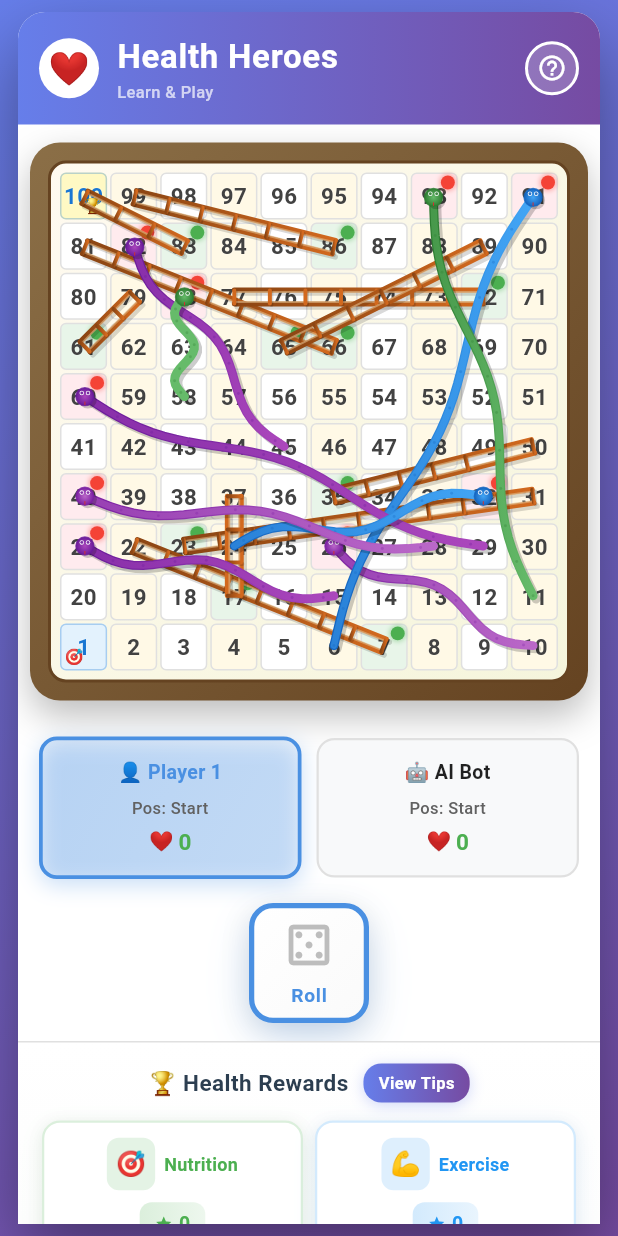
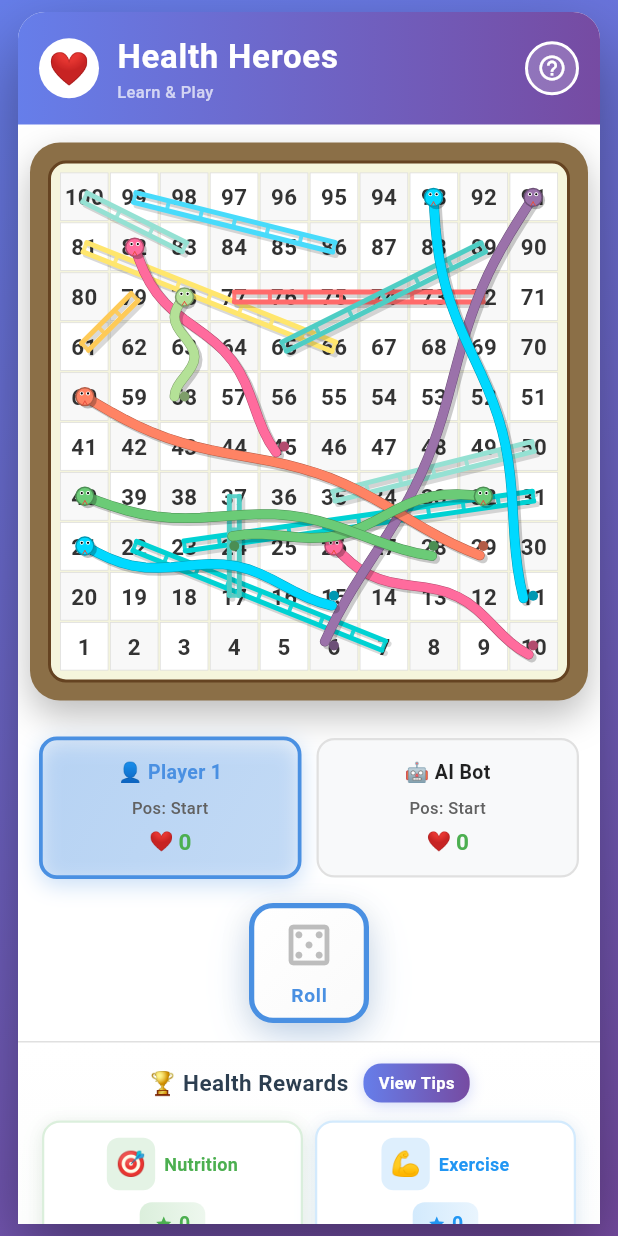
Before and after one commit to Surajanarase/snake_ladder, a Flutter app: the screen it shows after launch, after a tap on "Roll", on a phone screen of 412 x 824 dp. Run offline on Flutter 3.47's test engine with Material 3 defaults, Android fonts, the phone set to English and light mode, and no system bars.

Commit message:
board UI

```diff
--- a/lib/widgets/board_widget.dart
+++ b/lib/widgets/board_widget.dart
@@ -42,17 +42,11 @@ class _BoardWidgetState extends State<BoardWidget> with TickerProviderStateMixin
         child: Container(
           width: boardSize,
           height: boardSize,
-          decoration: const BoxDecoration(
-            gradient: LinearGradient(
-              begin: Alignment.topLeft,
-              end: Alignment.bottomRight,
-              colors: [
-                Color(0xFF8B6F47),
-                Color(0xFF654321),
-              ],
-            ),
-            borderRadius: BorderRadius.all(Radius.circular(20)),
-            boxShadow: [
+          // === Frame & board design exactly like OLD code ===
+          decoration: BoxDecoration(
+            color: const Color(0xFF8B6F47), // brown wooden frame
+            borderRadius: BorderRadius.circular(20),
+            boxShadow: const [
               BoxShadow(
                 color: Colors.black26,
                 blurRadius: 20,
@@ -62,22 +56,10 @@ class _BoardWidgetState extends State<BoardWidget> with TickerProviderStateMixin
           ),
           padding: const EdgeInsets.all(12),
           child: Container(
-            decoration: const BoxDecoration(
-              gradient: LinearGradient(
-                begin: Alignment.topLeft,
-                end: Alignment.bottomRight,
-                colors: [
-                  Color(0xFFFFFAF0),
-                  Color(0xFFF5F5DC),
-                ],
-              ),
-              borderRadius: BorderRadius.all(Radius.circular(12)),
-              border: Border(
-                top: BorderSide(color: Color(0xFF654321), width: 2),
-                bottom: BorderSide(color: Color(0xFF654321), width: 2),
-                left: BorderSide(color: Color(0xFF654321), width: 2),
-                right: BorderSide(color: Color(0xFF654321), width: 2),
-              ),
+            decoration: BoxDecoration(
+              color: const Color(0xFFF5F5DC), // light cream/beige
+              borderRadius: BorderRadius.circular(12),
+              border: Border.all(color: const Color(0xFF654321), width: 2),
             ),
             padding: const EdgeInsets.all(6),
             child: _buildBoardContents(boardSize, game),
@@ -90,12 +72,13 @@ class _BoardWidgetState extends State<BoardWidget> with TickerProviderStateMixin
   Widget _buildBoardContents(double boardSize, GameService game) {
     return Stack(
       children: [
+        // === Grid styling exactly like OLD code (light/alt cells, simple numbering) ===
         GridView.builder(
           physics: const NeverScrollableScrollPhysics(),
           gridDelegate: const SliverGridDelegateWithFixedCrossAxisCount(
             crossAxisCount: 10,
-            crossAxisSpacing: 2,
-            mainAxisSpacing: 2,
+            crossAxisSpacing: 1,
+            mainAxisSpacing: 1,
           ),
           itemCount: 100,
           itemBuilder: (context, index) {
@@ -106,135 +89,41 @@ class _BoardWidgetState extends State<BoardWidget> with TickerProviderStateMixin
             final actualCol = isRowReversed ? 9 - col : col;
             final cellNumber = rowFromBottom * 10 + actualCol + 1;
 
-            bool hasPlayer = false;
-            Color? occupyingColor;
-            for (var entry in game.playerPositions.entries) {
-              if (entry.value == cellNumber && entry.value > 0) {
-                final playerIndex = int.parse(entry.key.replaceAll('player', ''));
-                if (playerIndex <= game.numberOfPlayers) {
-                  hasPlayer = true;
-                  occupyingColor ??= game.playerColors[entry.key];
-                }
-              }
-            }
-
-            final bool isLightRow = rowFromBottom % 2 == 0;
-            final bool isLightCol = actualCol % 2 == 0;
-            Color cellColor;
-
-            if (hasPlayer) {
-              cellColor = Color.alphaBlend(
-                occupyingColor!.withAlpha(38),
-                Colors.white,
-              );
-            } else {
-              if (isLightRow == isLightCol) {
-                cellColor = const Color(0xFFFFFFFF);
-              } else {
-                cellColor = const Color(0xFFFFF9E6);
-              }
-            }
-
-            final bool isSnake = game.snakes.containsKey(cellNumber);
-            final bool isLadder = game.ladders.containsKey(cellNumber);
-
-            if (isSnake && !hasPlayer) {
-              cellColor = const Color(0xFFFFEBEE);
-            } else if (isLadder && !hasPlayer) {
-              cellColor = const Color(0xFFE8F5E9);
-            }
-
-            if (cellNumber == 1) {
-              cellColor = const Color(0xFFE3F2FD);
-            } else if (cellNumber == 100) {
-              cellColor = const Color(0xFFFFF9C4);
-            }
-
-            Color numberColor = const Color(0xFF424242);
-            if (hasPlayer) {
-              numberColor = occupyingColor!;
-            } else if (cellNumber == 1 || cellNumber == 100) {
-              numberColor = const Color(0xFF1976D2);
-            }
+            const Color lightCell = Color(0xFFFFFFFF);
+            const Color altCell = Color(0xFFF8F8F8);
+            final bool isAlt = (row + col) % 2 == 0;
+            final Color bg = isAlt ? altCell : lightCell;
 
             return Container(
               decoration: BoxDecoration(
-                color: cellColor,
-                borderRadius: BorderRadius.circular(4),
+                color: bg,
                 border: Border.all(
-                  color: hasPlayer
-                      ? Color.alphaBlend(occupyingColor!.withAlpha(127), Colors.white)
-                      : (cellNumber == 1 || cellNumber == 100)
-                          ? const Color(0xFF1976D2).withAlpha(76)
-                          : const Color(0xFFE0E0E0),
-                  width: hasPlayer ? 2.0 : 1.0,
+                  color: const Color(0xFFDDDDDD),
+                  width: 0.5,
                 ),
-                boxShadow: hasPlayer ? [
-                  BoxShadow(
-                    color: occupyingColor!.withAlpha(76),
-                    blurRadius: 4,
-                    spreadRadius: 1,
+              ),
+              child: Center(
+                child: Text(
+                  '$cellNumber',
+                  style: TextStyle(
+                    fontSize: (boardSize / 300) * 12,
+                    color: const Color(0xFF333333),
+                    fontWeight: FontWeight.bold,
                   ),
-                ] : null,
-              ),
-              child: Stack(
-                children: [
-                  Center(
-                    child: Text(
-                      '$cellNumber',
-                      style: TextStyle(
-                        fontSize: (boardSize / 300) * 12,
-                        color: numberColor,
-                        fontWeight: FontWeight.w700,
-                        shadows: const [
-                          Shadow(
-                            color: Color(0x80FFFFFF),
-                            blurRadius: 1,
-                          ),
-                        ],
-                      ),
-                    ),
-                  ),
-                  if (isSnake || isLadder)
-                    Positioned(
-                      top: 1,
-                      right: 1,
-                      child: Container(
-                        width: boardSize / 40,
-                        height: boardSize / 40,
-                        decoration: BoxDecoration(
-                          color: isLadder
-                              ? const Color(0xFF4CAF50)
-                              : const Color(0xFFF44336),
-                          shape: BoxShape.circle,
-                          boxShadow: [
-                            BoxShadow(
-                              color: (isLadder ? Colors.green : Colors.red).withAlpha(102),
-                              blurRadius: 2,
-                              spreadRadius: 1,
-                            ),
-                          ],
-                        ),
-                      ),
-                    ),
-                  if (cellNumber == 1)
-                    const Positioned(
-                      bottom: 2,
-                      left: 2,
-                      child: Text('🎯', style: TextStyle(fontSize: 10)),
-                    ),
-                  if (cellNumber == 100)
-                    const Positioned(
-                      bottom: 2,
-                      right: 2,
-                      child: Text('🏆', style: TextStyle(fontSize: 10)),
-                    ),
-                ],
+                ),
               ),
             );
           },
         ),
 
+        // === Translucent color box overlay on occupied cells ===
+        Positioned.fill(
+          child: CustomPaint(
+            painter: _OccupiedCellsPainter(game),
+          ),
+        ),
+
+        // === Snakes & Ladders drawing switched to OLD colorful style ===
         Positioned.fill(
           child: AnimatedBuilder(
             animation: _animationController,
@@ -243,13 +132,14 @@ class _BoardWidgetState extends State<BoardWidget> with TickerProviderStateMixin
                 painter: _BoardConnectionsPainter(
                   game,
                   boardSize,
-                  _animationController.value,
+                  _animationController.value, // kept for compatibility (not used)
                 ),
               );
             },
           ),
         ),
 
+        // === Keep your NEW multi-player token system exactly as-is ===
         Positioned.fill(
           child: LayoutBuilder(builder: (context, box) {
             final cellSize = box.maxWidth / 10;
@@ -278,7 +168,14 @@ class _BoardWidgetState extends State<BoardWidget> with TickerProviderStateMixin
     );
   }
 
-  Widget _buildToken(int pos, Color color, int playerIndex, double cellSize, double tokenSize, int totalPlayers) {
+  Widget _buildToken(
+    int pos,
+    Color color,
+    int playerIndex,
+    double cellSize,
+    double tokenSize,
+    int totalPlayers,
+  ) {
     if (pos <= 0 || pos > 100) return const SizedBox.shrink();
 
     final rc = _cellToRowCol(pos);
@@ -373,10 +270,62 @@ class _BoardWidgetState extends State<BoardWidget> with TickerProviderStateMixin
   }
 }
 
+// === NEW painter: draws a translucent fill on any cell where a player stands ===
+class _OccupiedCellsPainter extends CustomPainter {
+  final GameService game;
+  _OccupiedCellsPainter(this.game);
+
+  @override
+  void paint(Canvas canvas, Size size) {
+    final double cell = size.width / 10;
+    const double inset = 0.8; // keep inside the grid borders a bit
+
+    RRect rrectForCell(int cellNum) {
+      final idx = cellNum - 1;
+      final rowFromBottom = idx ~/ 10;
+      final row = 9 - rowFromBottom;
+      final offset = idx % 10;
+      final reversed = rowFromBottom % 2 == 1;
+      final col = reversed ? 9 - offset : offset;
+
+      final rect = Rect.fromLTWH(
+        col * cell + inset,
+        row * cell + inset,
+        cell - inset * 2,
+        cell - inset * 2,
+      );
+      return RRect.fromRectAndRadius(rect, const Radius.circular(2.5));
+    }
+
+    // Draw one translucent box per active player's current cell
+    for (final entry in game.playerPositions.entries) {
+      final playerIndex = int.tryParse(entry.key.replaceAll('player', '')) ?? 0;
+      final pos = entry.value;
+      if (playerIndex < 1 || playerIndex > game.numberOfPlayers) continue;
+      if (pos <= 0 || pos > 100) continue;
+
+      final Color? base = game.playerColors[entry.key];
+      if (base == null) continue;
+
+      // Use .withValues() so the number remains visible
+      final Color fill = base.withValues(alpha: 0.55);
+
+      final paint = Paint()
+        ..color = fill
+        ..style = PaintingStyle.fill;
+      canvas.drawRRect(rrectForCell(pos), paint);
+    }
+  }
+
+  @override
+  bool shouldRepaint(covariant _OccupiedCellsPainter oldDelegate) => true;
+}
+
+// === Painter that matches the OLD colorful snakes & ladders style ===
 class _BoardConnectionsPainter extends CustomPainter {
   final GameService game;
   final double boardSize;
-  final double animationValue;
+  final double animationValue; // kept for compatibility, not used for style
 
   _BoardConnectionsPainter(this.game, this.boardSize, this.animationValue);
 
@@ -394,251 +343,189 @@ class _BoardConnectionsPainter extends CustomPainter {
       return Offset(col * cellSize + cellSize / 2, row * cellSize + cellSize / 2);
     }
 
-    // Draw ladders with glow animation
-    for (var e in game.ladders.entries) {
+    // Draw ladders first (OLD style)
+    for (final e in game.ladders.entries) {
       final start = centerOf(e.key);
-      final end = centerOf((e.value['end'] ?? e.value) as int);
-      final isAnimating = game.animatingLadder == e.key;
-      _drawStylishLadder(canvas, start, end, cellSize, isAnimating);
+      final int endCell = _endCellOf(e.value);
+      final end = centerOf(endCell);
+      _drawColorfulLadder(canvas, start, end, cellSize, e.key);
     }
 
-    // Draw snakes with wiggle animation
-    for (var e in game.snakes.entries) {
+    // Draw snakes second (OLD style)
+    for (final e in game.snakes.entries) {
       final head = centerOf(e.key);
-      final tail = centerOf((e.value['end'] ?? e.value) as int);
-      final isAnimating = game.animatingSnake == e.key;
-      final colorIndex = e.value['colorIndex'] ?? 0;
-      _drawStylishSnake(canvas, head, tail, cellSize, isAnimating, colorIndex);
+      final int endCell = _endCellOf(e.value);
+      final tail = centerOf(endCell);
+      _drawColorfulSnake(canvas, head, tail, cellSize, e.key);
     }
   }
 
-  void _drawStylishLadder(Canvas canvas, Offset start, Offset end, double cellSize, bool isAnimating) {
+  // ---------- value helper (kept) ----------
+  int _endCellOf(dynamic v) {
+    if (v is int) return v;
+    if (v is Map && v['end'] is int) return v['end'] as int;
+    throw StateError('Invalid snake/ladder value: $v');
+  }
+
+  // ----- OLD ladder look: bright rails & rungs, simple shadow -----
+  void _drawColorfulLadder(Canvas canvas, Offset start, Offset end, double cellSize, int startPos) {
+    final colors = [
+      const Color(0xFFFF6B6B), // Red
+      const Color(0xFF4ECDC4), // Cyan
+      const Color(0xFFFFE66D), // Yellow
+      const Color(0xFF95E1D3), // Mint
+      const Color(0xFFFF9FF3), // Pink
+      const Color(0xFFFECA57), // Orange
+      const Color(0xFF48DBFB), // Light Blue
+      const Color(0xFF00D2D3), // Turquoise
+    ];
+
+    final colorIndex = startPos % colors.length;
+    final ladderColor = colors[colorIndex];
+
     final dx = end.dx - start.dx;
     final dy = end.dy - start.dy;
     final len = math.sqrt(dx * dx + dy * dy);
-
     if (len == 0) return;
 
     final ux = dx / len;
     final uy = dy / len;
-    final railWidth = cellSize * 0.14;
+    final railWidth = cellSize * 0.10;
     final perp = Offset(-uy, ux) * railWidth;
-
-    // Glow effect when animating
-    if (isAnimating) {
-      final glowIntensity = (math.sin(animationValue * math.pi * 4) + 1) / 2;
-      final glowPaint = Paint()
-        ..color = Color.lerp(
-          const Color(0x40FFD700),
-          const Color(0xAAFFD700),
-          glowIntensity,
-        )!
-        ..strokeWidth = cellSize * 0.25
-        ..strokeCap = StrokeCap.round
-        ..maskFilter = const MaskFilter.blur(BlurStyle.normal, 8)
-        ..style = PaintingStyle.stroke;
-
-      canvas.drawLine(start + perp, end + perp, glowPaint);
-      canvas.drawLine(start - perp, end - perp, glowPaint);
-    }
 
     // Shadow
     final shadowPaint = Paint()
-      ..color = const Color(0x26000000)
-      ..strokeWidth = cellSize * 0.11
+      ..color = Colors.black.withValues(alpha: 0.15)
+      ..strokeWidth = cellSize * 0.12
       ..strokeCap = StrokeCap.round
       ..style = PaintingStyle.stroke;
-
     canvas.drawLine(start + perp + const Offset(2, 2), end + perp + const Offset(2, 2), shadowPaint);
     canvas.drawLine(start - perp + const Offset(2, 2), end - perp + const Offset(2, 2), shadowPaint);
 
-    // Rails
+    // Side rails
     final railPaint = Paint()
-      ..shader = const LinearGradient(
-        colors: [
-          Color(0xFF8B4513),
-          Color(0xFFD2691E),
-        ],
-      ).createShader(Rect.fromPoints(start, end))
+      ..color = ladderColor
       ..strokeWidth = cellSize * 0.10
       ..strokeCap = StrokeCap.round
       ..style = PaintingStyle.stroke;
-
     canvas.drawLine(start + perp, end + perp, railPaint);
     canvas.drawLine(start - perp, end - perp, railPaint);
 
-    // Highlight
-    final highlightPaint = Paint()
-      ..color = const Color(0x99DEB887)
-      ..strokeWidth = cellSize * 0.04
-      ..strokeCap = StrokeCap.round;
-
-    canvas.drawLine(start + perp * 0.7, end + perp * 0.7, highlightPaint);
-    canvas.drawLine(start - perp * 0.7, end - perp * 0.7, highlightPaint);
-
     // Rungs
     final rungCount = math.max(3, (len / (cellSize * 0.7)).round());
+    final rungPaint = Paint()
+      ..color = ladderColor.withValues(alpha: 0.9)
+      ..strokeWidth = cellSize * 0.08
+      ..strokeCap = StrokeCap.round;
 
     for (int i = 0; i <= rungCount; i++) {
       final t = i / rungCount;
       final center = Offset(start.dx + dx * t, start.dy + dy * t);
-
-      final rungShadowPaint = Paint()
-        ..color = const Color(0x26000000)
-        ..strokeWidth = cellSize * 0.08
-        ..strokeCap = StrokeCap.round;
-      canvas.drawLine(center - perp * 0.95 + const Offset(1, 1), center + perp * 0.95 + const Offset(1, 1), rungShadowPaint);
-
-      final rungPaint = Paint()
-        ..shader = const LinearGradient(
-          colors: [
-            Color(0xFF8B4513),
-            Color(0xFFD2691E),
-          ],
-        ).createShader(Rect.fromPoints(center - perp, center + perp))
-        ..strokeWidth = cellSize * 0.08
-        ..strokeCap = StrokeCap.round;
       canvas.drawLine(center - perp * 0.95, center + perp * 0.95, rungPaint);
     }
   }
 
-  void _drawStylishSnake(Canvas canvas, Offset head, Offset tail, double cellSize, bool isAnimating, int colorIndex) {
+  // ----- OLD snake look: smooth colorful body, outline, head/eyes/tongue -----
+  void _drawColorfulSnake(Canvas canvas, Offset head, Offset tail, double cellSize, int startPos) {
+    final snakeColors = [
+      const Color(0xFF6BCB77), // Green
+      const Color(0xFFFFC93C), // Yellow
+      const Color(0xFFFF6B9D), // Pink
+      const Color(0xFF9B72AA), // Purple
+      const Color(0xFFFF8364), // Orange
+      const Color(0xFF00D9FF), // Cyan
+      const Color(0xFFB4E197), // Light Green
+      const Color(0xFFFFB5DA), // Light Pink
+    ];
+
+    final colorIndex = startPos % snakeColors.length;
+    final snakeColor = snakeColors[colorIndex];
+    final darkSnakeColor = Color.lerp(snakeColor, Colors.black, 0.3)!;
+
     final distance = (head - tail).distance;
     if (distance == 0) return;
 
-    // Get color palette for this snake
-    final colorPalette = game.snakeColorPalettes[colorIndex % game.snakeColorPalettes.length];
-
-    final segments = math.max(25, (distance / (cellSize * 0.25)).round());
+    // Build wavy path
+    final segments = math.max(20, (distance / (cellSize * 0.3)).round());
     final List<Offset> points = [];
-
-    // Wiggle animation when hit
-    final wiggleOffset = isAnimating ? math.sin(animationValue * math.pi * 6) * cellSize * 0.15 : 0.0;
-
     for (int i = 0; i <= segments; i++) {
       final t = i / segments;
       final x = head.dx + (tail.dx - head.dx) * t;
       final y = head.dy + (tail.dy - head.dy) * t;
 
-      final wave = math.sin(t * math.pi * 3) * (cellSize * 0.2);
       final perpX = -(tail.dy - head.dy) / distance;
       final perpY = (tail.dx - head.dx) / distance;
+      final wave = math.sin(t * math.pi * 2.5) * (cellSize * 0.20);
 
-      points.add(Offset(
-        x + perpX * (wave + wiggleOffset),
-        y + perpY * (wave + wiggleOffset),
-      ));
+      points.add(Offset(x + perpX * wave, y + perpY * wave));
     }
 
-    final path = Path();
-    path.moveTo(points[0].dx, points[0].dy);
+    final path = Path()..moveTo(points[0].dx, points[0].dy);
     for (int i = 1; i < points.length; i++) {
       path.lineTo(points[i].dx, points[i].dy);
     }
 
-    // Pulsing glow when animating
-    if (isAnimating) {
-      final pulseIntensity = (math.sin(animationValue * math.pi * 4) + 1) / 2;
-      final glowPaint = Paint()
-        ..color = colorPalette[1].withAlpha((76 + pulseIntensity * 102).round())
-        ..style = PaintingStyle.stroke
-        ..strokeCap = StrokeCap.round
-        ..strokeWidth = cellSize * 0.28
-        ..maskFilter = const MaskFilter.blur(BlurStyle.normal, 10);
-
-      canvas.drawPath(path, glowPaint);
+    // Shadow
+    final shadowPath = Path()..moveTo(points[0].dx + 2, points[0].dy + 2);
+    for (int i = 1; i < points.length; i++) {
+      shadowPath.lineTo(points[i].dx + 2, points[i].dy + 2);
     }
-
-    // Shadow
     final shadowPaint = Paint()
-      ..color = const Color(0x33000000)
+      ..color = Colors.black.withValues(alpha: 0.2)
       ..style = PaintingStyle.stroke
       ..strokeCap = StrokeCap.round
-      ..strokeWidth = cellSize * 0.19;
+      ..strokeWidth = cellSize * 0.20;
+    canvas.drawPath(shadowPath, shadowPaint);
 
-    canvas.save();
-    canvas.translate(2, 2);
-    canvas.drawPath(path, shadowPaint);
-    canvas.restore();
-
-    // Outer body
-    final outerPaint = Paint()
-      ..shader = LinearGradient(
-        colors: [
-          colorPalette[0],
-          colorPalette[1],
-        ],
-      ).createShader(Rect.fromPoints(head, tail))
+    // Body + outline
+    final bodyPaint = Paint()
+      ..color = snakeColor
       ..style = PaintingStyle.stroke
       ..strokeCap = StrokeCap.round
       ..strokeWidth = cellSize * 0.18;
-    canvas.drawPath(path, outerPaint);
-
-    // Inner body
-    final innerColor = Color.lerp(colorPalette[0], colorPalette[1], 0.5)!;
-    final innerPaint = Paint()
-      ..shader = LinearGradient(
-        colors: [
-          innerColor.withAlpha(229),
-          colorPalette[1].withAlpha(229),
-        ],
-      ).createShader(Rect.fromPoints(head, tail))
+    final outlinePaint = Paint()
+      ..color = darkSnakeColor
       ..style = PaintingStyle.stroke
       ..strokeCap = StrokeCap.round
-      ..strokeWidth = cellSize * 0.13;
-    canvas.drawPath(path, innerPaint);
+      ..strokeWidth = cellSize * 0.20;
 
-    // Pattern
-    for (int i = 0; i < points.length; i += 3) {
-      final patternPaint = Paint()
-        ..color = colorPalette[0].withAlpha(76)
-        ..style = PaintingStyle.fill;
-      canvas.drawCircle(points[i], cellSize * 0.03, patternPaint);
-    }
+    canvas.drawPath(path, outlinePaint);
+    canvas.drawPath(path, bodyPaint);
 
     // Head
     final headSize = cellSize * 0.18;
-
-    canvas.drawCircle(head + const Offset(2, 2), headSize, Paint()
-      ..color = const Color(0x33000000));
-
-    final headPaint = Paint()
-      ..shader = RadialGradient(
-        colors: [
-          colorPalette[1],
-          colorPalette[0],
-        ],
-      ).createShader(Rect.fromCircle(center: head, radius: headSize));
-    canvas.drawCircle(head, headSize, headPaint);
-
+    canvas.drawCircle(head + const Offset(2, 2), headSize, Paint()..color = Colors.black.withValues(alpha: 0.25));
+    canvas.drawCircle(head, headSize, Paint()..color = snakeColor);
     canvas.drawCircle(head, headSize, Paint()
-      ..color = colorPalette[0].withAlpha(204)
+      ..color = darkSnakeColor
       ..style = PaintingStyle.stroke
       ..strokeWidth = cellSize * 0.03);
 
     // Eyes
-    final eyeSize = cellSize * 0.045;
-    final eyeWhite = Paint()..color = Colors.white;
-    canvas.drawCircle(head + Offset(-headSize * 0.35, -headSize * 0.4), eyeSize, eyeWhite);
-    canvas.drawCircle(head + Offset(headSize * 0.35, -headSize * 0.4), eyeSize, eyeWhite);
-
-    final pupilSize = eyeSize * 0.65;
-    final pupilPaint = Paint()..color = colorPalette[0].withAlpha(229);
-    canvas.drawCircle(head + Offset(-headSize * 0.35, -headSize * 0.4), pupilSize, pupilPaint);
-    canvas.drawCircle(head + Offset(headSize * 0.35, -headSize * 0.4), pupilSize, pupilPaint);
+    final eyeSize = cellSize * 0.04;
+    canvas.drawCircle(head + Offset(-headSize * 0.35, -headSize * 0.35), eyeSize, Paint()..color = Colors.white);
+    canvas.drawCircle(head + Offset(headSize * 0.35, -headSize * 0.35), eyeSize, Paint()..color = Colors.white);
+    final pupilSize = eyeSize * 0.55;
+    canvas.drawCircle(head + Offset(-headSize * 0.35, -headSize * 0.35), pupilSize, Paint()..color = Colors.black);
+    canvas.drawCircle(head + Offset(headSize * 0.35, -headSize * 0.35), pupilSize, Paint()..color = Colors.black);
 
     // Tongue
-    final tonguePaint = Paint()
-      ..color = const Color(0xFFD32F2F)
+    final tonguePath = Path();
+    tonguePath.moveTo(head.dx, head.dy + headSize * 0.5);
+    tonguePath.lineTo(head.dx - headSize * 0.25, head.dy + headSize * 0.9);
+    tonguePath.moveTo(head.dx, head.dy + headSize * 0.5);
+    tonguePath.lineTo(head.dx + headSize * 0.25, head.dy + headSize * 0.9);
+    canvas.drawPath(tonguePath, Paint()
+      ..color = const Color(0xFFE74C3C)
+      ..style = PaintingStyle.stroke
       ..strokeWidth = cellSize * 0.02
-      ..strokeCap = StrokeCap.round;
-    canvas.drawLine(
-      head + Offset(0, headSize * 0.6),
-      head + Offset(0, headSize * 0.9),
-      tonguePaint,
-    );
+      ..strokeCap = StrokeCap.round);
+
+    // Tail tip
+    final tailSize = cellSize * 0.10;
+    canvas.drawCircle(tail, tailSize, Paint()..color = darkSnakeColor);
   }
 
   @override
-  bool shouldRepaint(covariant _BoardConnectionsPainter old) => true;
+  bool shouldRepaint(covariant CustomPainter oldDelegate) => true;
 }
```
